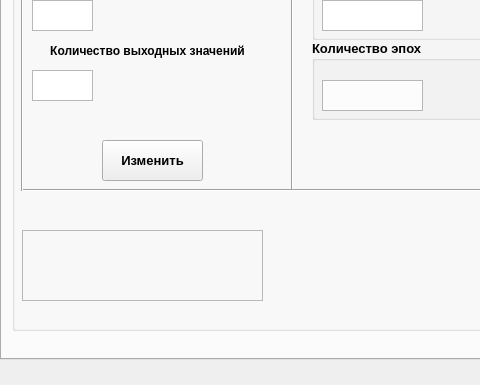
This is shield.ui in ILTZ/NNGUI as Qt 5 draws it before an edit; both pictures show x 0 to 480 and y 120 to 505 of the 1160 by 505 pixel window. The edited form follows.
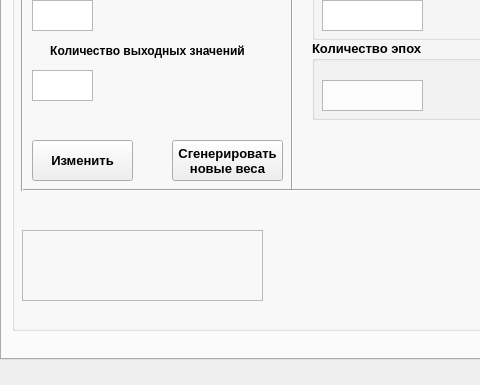
This is the edited form. The open tabs and pages were chosen to show the change.

What changed in the file:
```diff
--- a/shield.ui
+++ b/shield.ui
@@ -1081,7 +1081,7 @@
       <widget class="QPushButton" name="chLinksBtn">
        <property name="geometry">
         <rect>
-         <x>90</x>
+         <x>20</x>
          <y>210</y>
          <width>101</width>
          <height>41</height>
@@ -1408,6 +1408,27 @@
         <enum>Qt::Vertical</enum>
        </property>
       </widget>
+      <widget class="QPushButton" name="RerandWeightsBtn">
+       <property name="geometry">
+        <rect>
+         <x>160</x>
+         <y>210</y>
+         <width>111</width>
+         <height>41</height>
+        </rect>
+       </property>
+       <property name="font">
+        <font>
+         <pointsize>10</pointsize>
+         <weight>75</weight>
+         <bold>true</bold>
+        </font>
+       </property>
+       <property name="text">
+        <string>Сгенерировать
+новые веса</string>
+       </property>
+      </widget>
       <zorder>epochsGroupBox</zorder>
       <zorder>label</zorder>
       <zorder>hNodesIn</zorder>
```
Left out of the diff: 1 changed line with no effect on the pictures.
